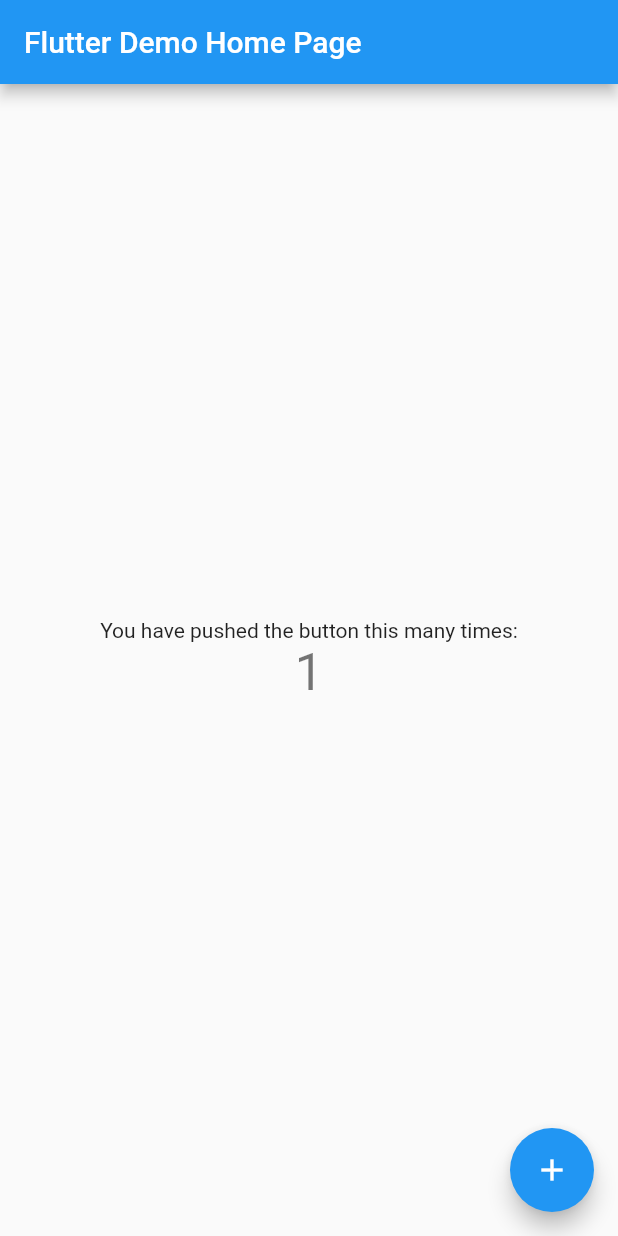
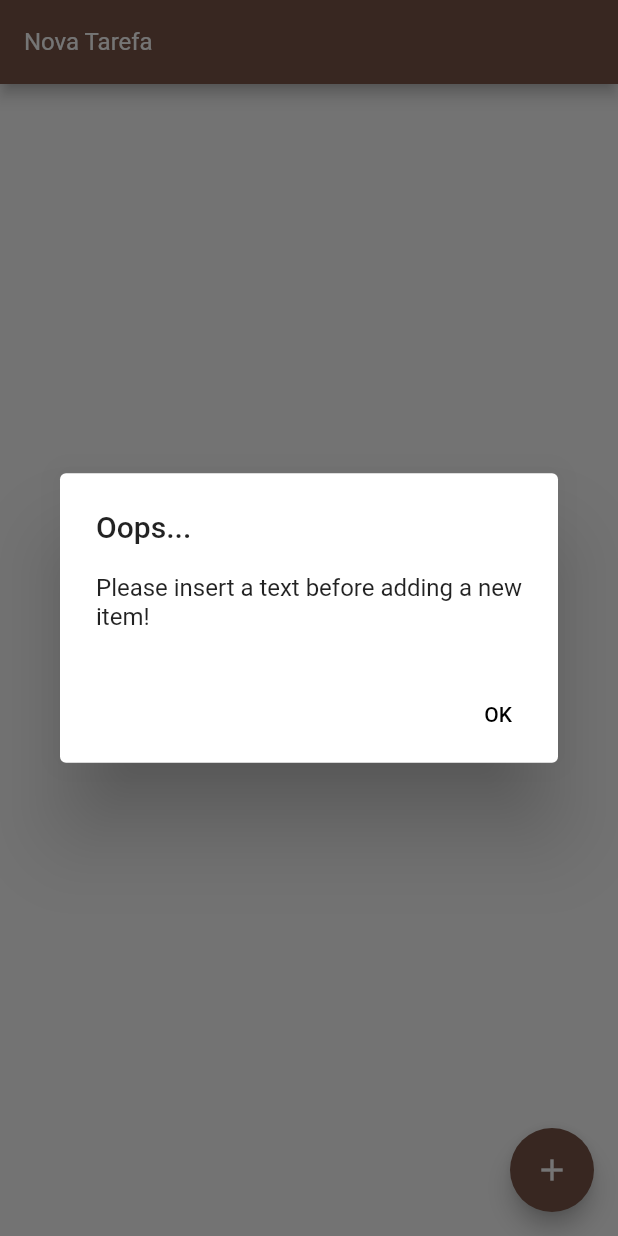
Before and after one commit to edermaciel/todo-flutter-practice, a Flutter app: the screen it shows after launch, after a tap on the "add" icon, on a phone screen of 412 x 824 dp. Run offline on Flutter 3.47's test engine with Material 2 defaults, Android fonts, the phone set to English and light mode, and no system bars; our stand-ins replace shared_preferences.

Commit message:
Todo App finished and basics functions working

```diff
--- a/todo/analysis_options.yaml
+++ b/todo/analysis_options.yaml
@@ -7,7 +7,7 @@
 
 # The following line activates a set of recommended lints for Flutter apps,
 # packages, and plugins designed to encourage good coding practices.
-include: package:flutter_lints/flutter.yaml
+# include: package:flutter_lints/flutter.yaml
 
 linter:
   # The lint rules applied to this project can be customized in the
--- a/todo/lib/main.dart
+++ b/todo/lib/main.dart
@@ -1,115 +1,172 @@
+// ignore_for_file: prefer_const_constructors, avoid_unnecessary_containers
+
+import 'dart:convert';
 import 'package:flutter/material.dart';
+import 'package:shared_preferences/shared_preferences.dart';
+import 'models/item.dart';
 
 void main() {
-  runApp(const MyApp());
+  runApp(const App());
 }
 
-class MyApp extends StatelessWidget {
-  const MyApp({Key? key}) : super(key: key);
+class App extends StatelessWidget {
+  const App({Key? key}) : super(key: key);
 
   // This widget is the root of your application.
   @override
   Widget build(BuildContext context) {
     return MaterialApp(
-      title: 'Flutter Demo',
-      theme: ThemeData(
-        // This is the theme of your application.
-        //
-        // Try running your application with "flutter run". You'll see the
-        // application has a blue toolbar. Then, without quitting the app, try
-        // changing the primarySwatch below to Colors.green and then invoke
-        // "hot reload" (press "r" in the console where you ran "flutter run",
-        // or simply save your changes to "hot reload" in a Flutter IDE).
-        // Notice that the counter didn't reset back to zero; the application
-        // is not restarted.
-        primarySwatch: Colors.blue,
-      ),
-      home: const MyHomePage(title: 'Flutter Demo Home Page'),
+      title: 'Todo App',
+      debugShowCheckedModeBanner: false,
+      theme: ThemeData(primarySwatch: Colors.brown),
+      home: HomePage(),
     );
   }
 }
 
-class MyHomePage extends StatefulWidget {
-  const MyHomePage({Key? key, required this.title}) : super(key: key);
-
-  // This widget is the home page of your application. It is stateful, meaning
-  // that it has a State object (defined below) that contains fields that affect
-  // how it looks.
-
-  // This class is the configuration for the state. It holds the values (in this
-  // case the title) provided by the parent (in this case the App widget) and
-  // used by the build method of the State. Fields in a Widget subclass are
-  // always marked "final".
-
-  final String title;
+class HomePage extends StatefulWidget {
+  // const HomePage({Key? key}) : super(key: key);
+  var items = <Item>[];
+  HomePage() {
+    items = [];
+    // items.add(Item(title: 'Bisnaga', done: false));
+    // items.add(Item(title: 'Própolis', done: true));
+    // items.add(Item(title: 'Sachê', done: false));
+  }
 
   @override
-  State<MyHomePage> createState() => _MyHomePageState();
+  State<HomePage> createState() => _HomePageState();
 }
 
-class _MyHomePageState extends State<MyHomePage> {
-  int _counter = 0;
+class _HomePageState extends State<HomePage> {
+  var newTaskController = TextEditingController();
 
-  void _incrementCounter() {
+  void addItem() {
+    if (newTaskController.text.isEmpty) {
+      // set up the button
+      Widget okButton = TextButton(
+        child: Text(
+          "OK",
+          style: TextStyle(color: Colors.black),
+        ),
+        onPressed: () {
+          Navigator.pop(context);
+        },
+      );
+      AlertDialog alert = AlertDialog(
+        title: Text("Oops..."),
+        content: Text("Please insert a text before adding a new item!"),
+        actions: [
+          okButton,
+        ],
+      );
+      showDialog(
+        context: context,
+        builder: (BuildContext context) {
+          return alert;
+        },
+      );
+      return;
+    }
     setState(() {
-      // This call to setState tells the Flutter framework that something has
-      // changed in this State, which causes it to rerun the build method below
-      // so that the display can reflect the updated values. If we changed
-      // _counter without calling setState(), then the build method would not be
-      // called again, and so nothing would appear to happen.
-      _counter++;
+      widget.items.add(
+        Item(title: newTaskController.text, done: false),
+      );
+      newTaskController.text = "";
+      save();
     });
+  }
+
+  void remove(int index) {
+    setState(() {
+      widget.items.removeAt(index);
+      save();
+    });
+  }
+
+  Future load() async {
+    var prefs = await SharedPreferences.getInstance();
+    var data = prefs.getString('data');
+
+    if (data != null) {
+      Iterable decoded = jsonDecode(data);
+      List<Item> result = decoded.map((x) => Item.fromJson(x)).toList();
+      setState(() {
+        widget.items = result;
+      });
+    }
+  }
+
+  save() async {
+    var prefs = await SharedPreferences.getInstance();
+    await prefs.setString('data', jsonEncode(widget.items));
+  }
+
+  _HomePageState() {
+    load();
   }
 
   @override
   Widget build(BuildContext context) {
-    // This method is rerun every time setState is called, for instance as done
-    // by the _incrementCounter method above.
-    //
-    // The Flutter framework has been optimized to make rerunning build methods
-    // fast, so that you can just rebuild anything that needs updating rather
-    // than having to individually change instances of widgets.
     return Scaffold(
       appBar: AppBar(
-        // Here we take the value from the MyHomePage object that was created by
-        // the App.build method, and use it to set our appbar title.
-        title: Text(widget.title),
-      ),
-      body: Center(
-        // Center is a layout widget. It takes a single child and positions it
-        // in the middle of the parent.
-        child: Column(
-          // Column is also a layout widget. It takes a list of children and
-          // arranges them vertically. By default, it sizes itself to fit its
-          // children horizontally, and tries to be as tall as its parent.
-          //
-          // Invoke "debug painting" (press "p" in the console, choose the
-          // "Toggle Debug Paint" action from the Flutter Inspector in Android
-          // Studio, or the "Toggle Debug Paint" command in Visual Studio Code)
-          // to see the wireframe for each widget.
-          //
-          // Column has various properties to control how it sizes itself and
-          // how it positions its children. Here we use mainAxisAlignment to
-          // center the children vertically; the main axis here is the vertical
-          // axis because Columns are vertical (the cross axis would be
-          // horizontal).
-          mainAxisAlignment: MainAxisAlignment.center,
-          children: <Widget>[
-            const Text(
-              'You have pushed the button this many times:',
-            ),
-            Text(
-              '$_counter',
-              style: Theme.of(context).textTheme.headline4,
-            ),
-          ],
+        title: TextFormField(
+          controller: newTaskController,
+          keyboardType: TextInputType.text,
+          style: TextStyle(
+            color: Colors.white,
+          ),
+          decoration: InputDecoration(
+              labelText: "Nova Tarefa",
+              labelStyle: TextStyle(
+                color: Colors.white,
+              )),
         ),
       ),
+      body: ListView.builder(
+        itemCount: widget.items.length,
+        itemBuilder: (BuildContext context, int index) {
+          final item = widget.items[index];
+          return Dismissible(
+            child: CheckboxListTile(
+              activeColor: Colors.brown,
+              checkColor: Colors.white,
+              title: Text(item.title),
+              value: item.done,
+              onChanged: (value) {
+                setState(() {
+                  item.done = value!;
+                  save();
+                });
+              },
+            ),
+            key: Key(item.title),
+            background: Container(
+              alignment: Alignment.centerRight,
+              padding: EdgeInsets.only(right: 15.0),
+              color: Colors.brown.withOpacity(0.8),
+              child: Icon(Icons.delete, color: Colors.white),
+            ),
+            direction: DismissDirection.endToStart,
+            onDismissed: (direction) {
+              if (direction == DismissDirection.endToStart) {
+                remove(index);
+              } else {
+                ScaffoldMessenger.of(context)
+                    .showSnackBar(SnackBar(content: Text("Swipe to right")));
+              }
+            },
+          );
+        },
+      ),
       floatingActionButton: FloatingActionButton(
-        onPressed: _incrementCounter,
-        tooltip: 'Increment',
-        child: const Icon(Icons.add),
-      ), // This trailing comma makes auto-formatting nicer for build methods.
+        onPressed: addItem,
+        child: Icon(
+          Icons.add,
+          color: Colors.white,
+        ),
+        backgroundColor: Colors.brown,
+      ),
     );
   }
 }
--- /dev/null
+++ b/todo/lib/models/item.dart
@@ -0,0 +1,18 @@
+class Item {
+  late String title;
+  late bool done;
+
+  Item({required this.title, required this.done});
+
+  Item.fromJson(Map<String, dynamic> json) {
+    title = json['title'];
+    done = json['done'];
+  }
+
+  Map<String, dynamic> toJson() {
+    final Map<String, dynamic> data = new Map<String, dynamic>();
+    data['title'] = this.title;
+    data['done'] = this.done;
+    return data;
+  }
+}
--- a/todo/pubspec.yaml
+++ b/todo/pubspec.yaml
@@ -34,6 +34,7 @@ dependencies:
   # The following adds the Cupertino Icons font to your application.
   # Use with the CupertinoIcons class for iOS style icons.
   cupertino_icons: ^1.0.2
+  shared_preferences: ^0.5.3
 
 dev_dependencies:
   flutter_test:
@@ -44,7 +45,7 @@ dev_dependencies:
   # activated in the `analysis_options.yaml` file located at the root of your
   # package. See that file for information about deactivating specific lint
   # rules and activating additional ones.
-  flutter_lints: ^2.0.0
+  # flutter_lints: ^2.0.0
 
 # For information on the generic Dart part of this file, see the
 # following page: https://dart.dev/tools/pub/pubspec
```
Also changed, not shown: todo/pubspec.lock, 3 other files.
